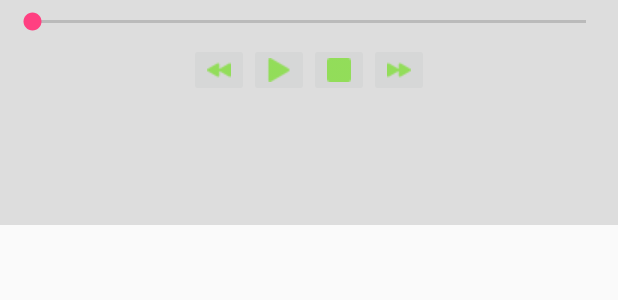
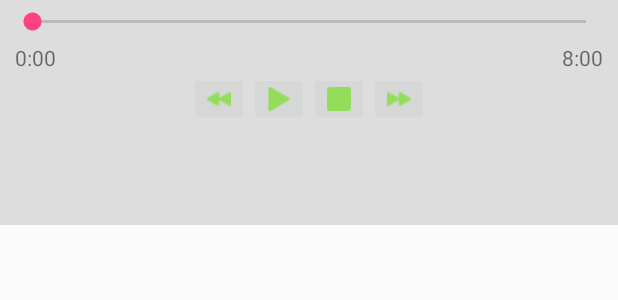
Before and after one commit to hoangvinh-94/EnglishStorys, an Android app: the layout audio_bar_bottomsheet.xml on its own in the app's theme, with its tools: preview values and no code run, on a phone screen of 412 x 824 dp. Shown: the top 300 px of the screen. Run offline under Robolectric (Android 15) with nearby library versions, the phone set to English and light mode, and no system bars.

Commit message:
giao dien readstory and audio_bar_bottomsheet.xml

```diff
--- a/app/src/main/res/layout/audio_bar_bottomsheet.xml
+++ b/app/src/main/res/layout/audio_bar_bottomsheet.xml
@@ -14,28 +14,55 @@
     android:orientation="vertical">
 
     <SeekBar
+        android:id="@+id/seekbar"
         android:layout_width="match_parent"
         android:layout_margin="5dp"
         android:layout_height="wrap_content" />
+    <RelativeLayout
+        android:layout_width="match_parent"
+        android:layout_height="wrap_content">
+        <TextView
+            android:id="@+id/labelStart"
+            android:layout_width="wrap_content"
+            android:layout_height="wrap_content"
+            android:layout_alignParentLeft="true"
+            android:text="0:00"
+            android:layout_marginLeft="10dp"
+            />
+        <TextView
+
+            android:id="@+id/labelEnd"
+            android:layout_width="wrap_content"
+            android:layout_height="wrap_content"
+            android:text="8:00"
+            android:layout_alignParentRight="true"
+            android:layout_marginRight="10dp"
+            />
+    </RelativeLayout>
+
     <LinearLayout
         android:layout_width="wrap_content"
         android:layout_height="wrap_content"
         android:layout_gravity="center_horizontal"
         android:orientation="horizontal">
         <ImageButton
+            android:id="@+id/imgRewind"
             android:layout_width="wrap_content"
             android:layout_height="wrap_content"
             android:src="@drawable/rewind"
             />
         <ImageButton
+            android:id="@+id/imgPlay"
             android:layout_width="wrap_content"
             android:layout_height="wrap_content"
             android:src="@drawable/play"/>
         <ImageButton
+            android:id="@+id/imgStop"
             android:layout_width="wrap_content"
             android:layout_height="wrap_content"
             android:src="@drawable/stop"/>
         <ImageButton
+            android:id="@+id/imgForward"
             android:layout_width="wrap_content"
             android:layout_height="wrap_content"
             android:src="@drawable/forward"/>
```
